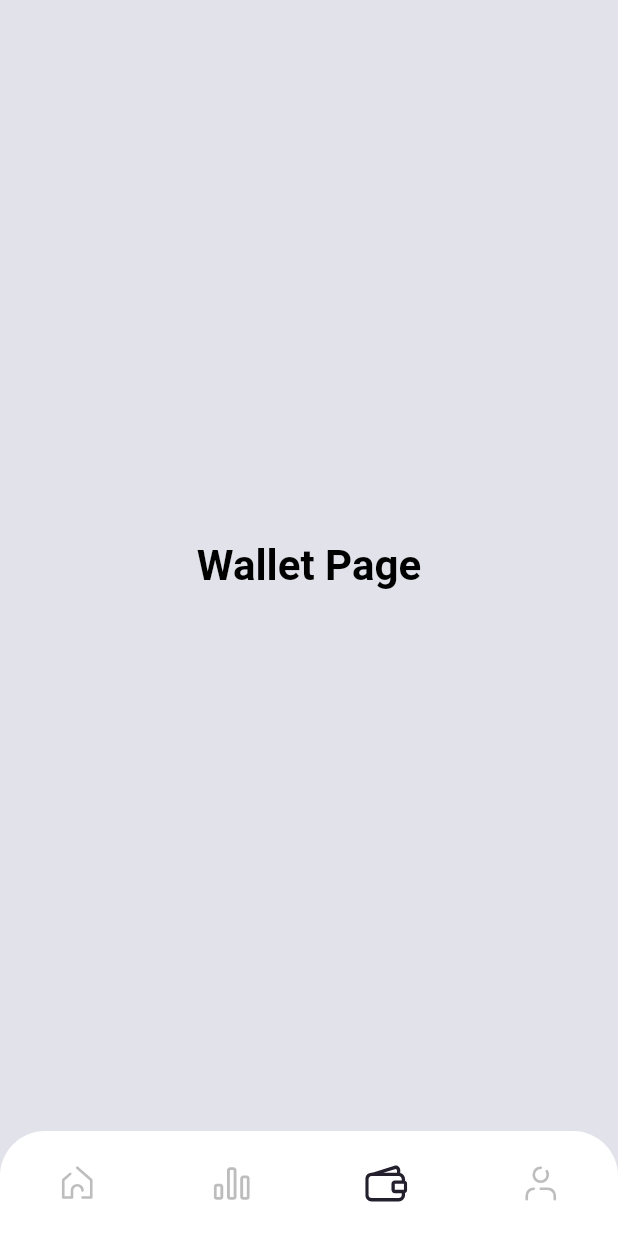
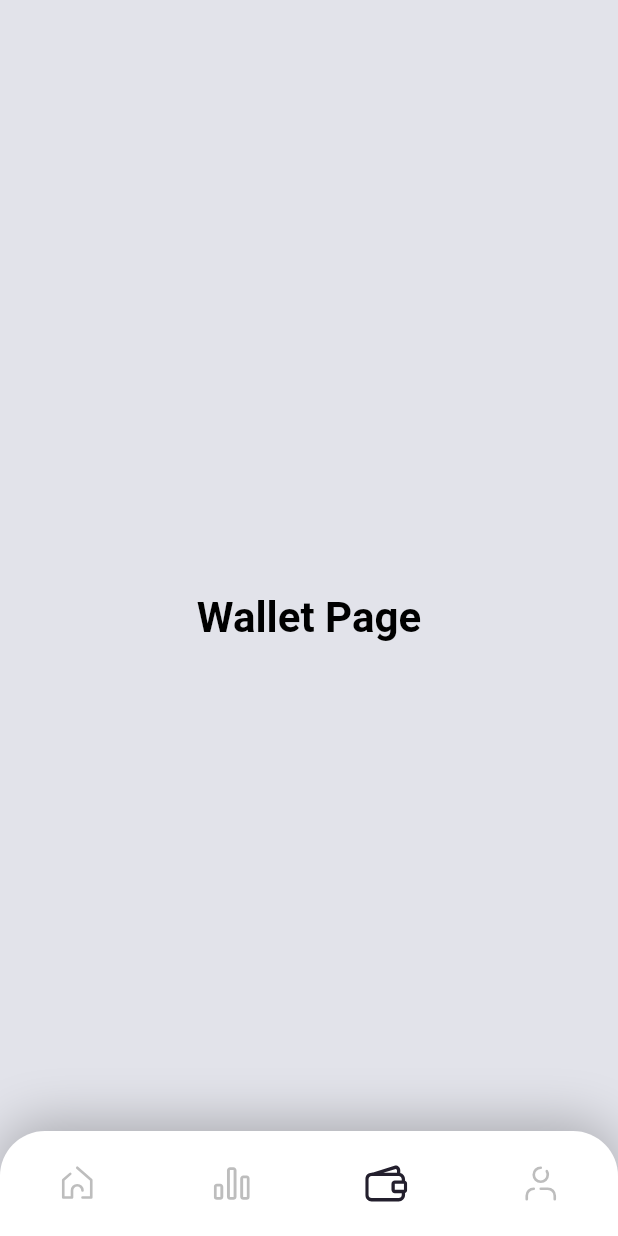
Before and after one commit to mohammad7hosein/crypto_currency_app_flutter, a Flutter app: the MainWrapper screen opened directly, item 3 of the bottom bar chosen, on a phone screen of 412 x 824 dp. Run offline on Flutter 3.47's test engine with Material 2 defaults, Android fonts, the phone set to English and light mode, and no system bars; our stand-ins replace cached_network_image, dio, flutter_svg, google_fonts, shared_preferences, shimmer and 2 more; accounts and stored records are empty; network calls fail; Roboto replaces fonts that are missing (Ubuntu).

Commit message:
edit bottomNavBar

```diff
--- a/lib/ui/components/main_wrapper.dart
+++ b/lib/ui/components/main_wrapper.dart
@@ -21,8 +21,15 @@ class MainWrapper extends StatelessWidget {
   @override
   Widget build(BuildContext context) {
     return Scaffold(
-      bottomNavigationBar: buildBottomNavBar(context),
-      body: pages[context.watch<BottomNavigationProvider>().currentPage],
+      body: Stack(
+        children: [
+          pages[context.watch<BottomNavigationProvider>().currentPage],
+          Align(
+            alignment: Alignment.bottomCenter,
+            child: buildBottomNavBar(context),
+          ),
+        ],
+      ),
     );
   }
 
@@ -32,6 +39,13 @@ class MainWrapper extends StatelessWidget {
       builder: (context, mainProvider, child) {
         return Container(
           decoration: const BoxDecoration(
+            boxShadow: [
+              BoxShadow(
+                offset: Offset(0, -5),
+                color: Colors.black26,
+                blurRadius: 30,
+              ),
+            ],
             color: Colors.white,
             borderRadius: BorderRadius.only(
               topRight: Radius.circular(30),
```
